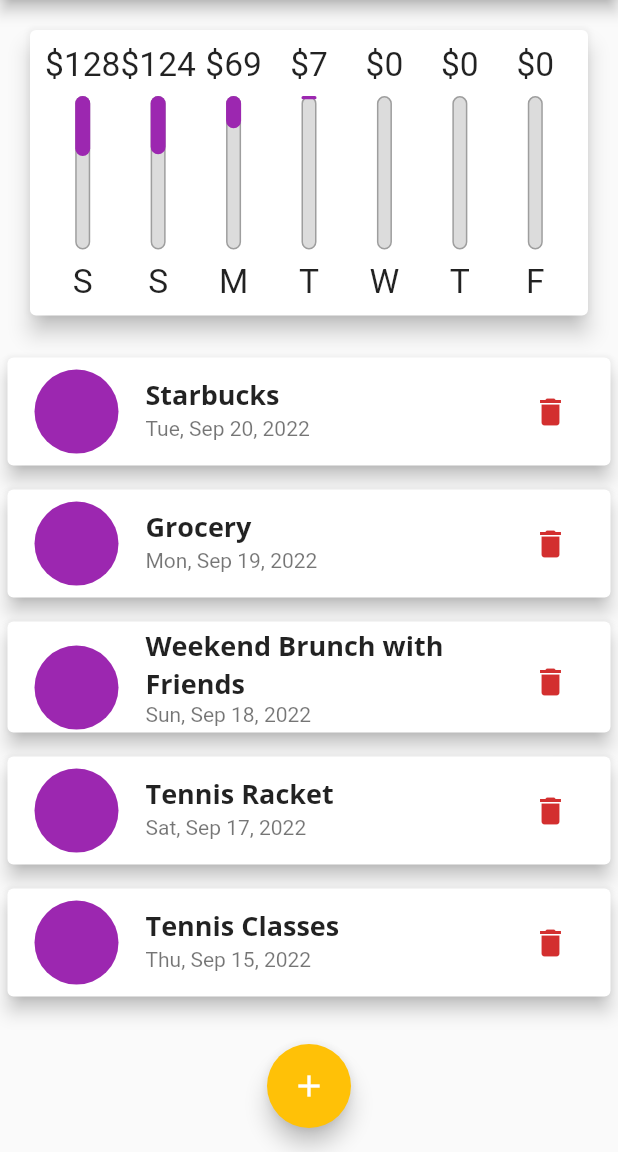
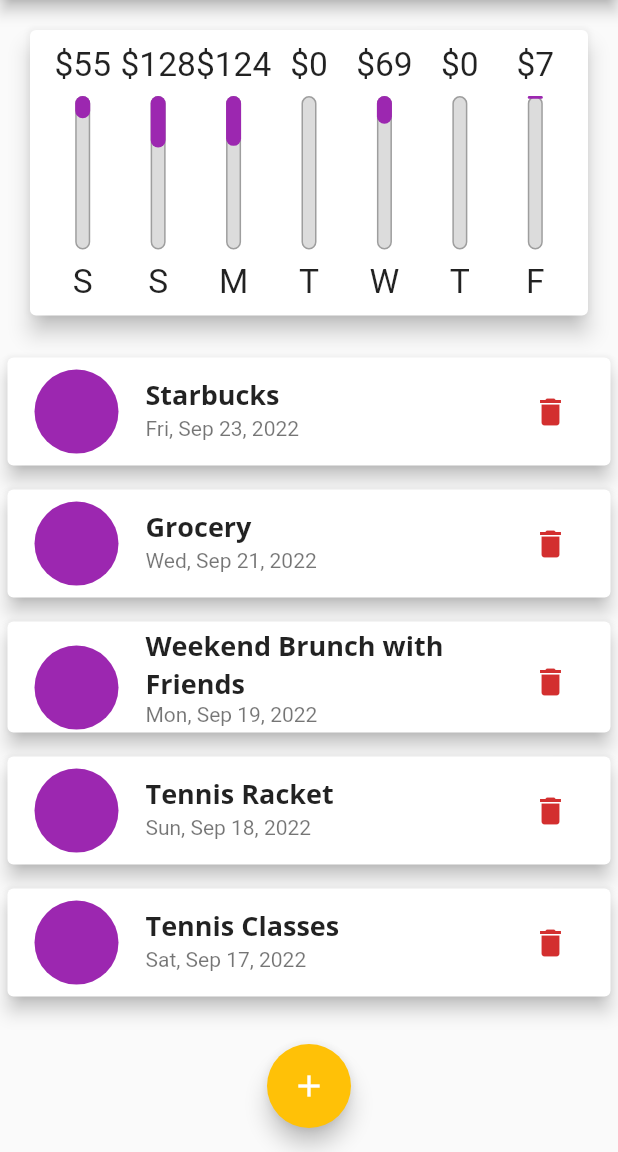
Before and after one commit to arnab/flutter_playground_expenses, a Flutter app: the screen it shows after launch, on a phone screen of 412 x 824 dp, the part 84-1236 px from its top. Run offline on Flutter 3.47's test engine with Material 2 defaults, Android fonts, the phone set to English and light mode, and no system bars; missing offline and left inert: dart:ffi, money2.

Commit message:
seeding transactions relative to today

```diff
--- a/lib/main.dart
+++ b/lib/main.dart
@@ -90,27 +90,32 @@ class _MyHomePageState extends State<MyHomePage> {
       id: const Uuid().v4(),
       title: 'Tennis Classes',
       amount: 55.00,
-        createdAt: DateTime.parse('2022-09-15')),
+      createdAt: DateTime.now().subtract(const Duration(days: 6)),
+    ),
     Transaction(
       id: const Uuid().v4(),
       title: 'Tennis Racket',
       amount: 127.99,
-        createdAt: DateTime.parse('2022-09-17')),
+      createdAt: DateTime.now().subtract(const Duration(days: 5)),
+    ),
     Transaction(
       id: const Uuid().v4(),
       title: 'Weekend Brunch with Friends',
       amount: 123.99,
-        createdAt: DateTime.parse('2022-09-18')),
+      createdAt: DateTime.now().subtract(const Duration(days: 4)),
+    ),
     Transaction(
       id: const Uuid().v4(),
       title: 'Grocery',
       amount: 68.72,
-        createdAt: DateTime.parse('2022-09-19')),
+      createdAt: DateTime.now().subtract(const Duration(days: 2)),
+    ),
     Transaction(
       id: const Uuid().v4(),
       title: 'Starbucks',
       amount: 6.72,
-        createdAt: DateTime.parse('2022-09-20')),
+      createdAt: DateTime.now(),
+    ),
   ];
 
   List<Transaction> get _recentTransactions {
@@ -171,7 +176,8 @@ class _MyHomePageState extends State<MyHomePage> {
         portraitMode || (landscapeMode && !_showChartSwitchState);
     final showChart = portraitMode || (landscapeMode && _showChartSwitchState);
     final chartHeightPct = landscapeMode ? 0.6 : 0.3;
-    final transactionsListHeightPct = landscapeMode ? 0.6 : (1 - chartHeightPct);
+    final transactionsListHeightPct =
+        landscapeMode ? 0.6 : (1 - chartHeightPct);
 
     return Scaffold(
       appBar: appBar,
```
Lines whose indentation alone changed are shown as unchanged.
